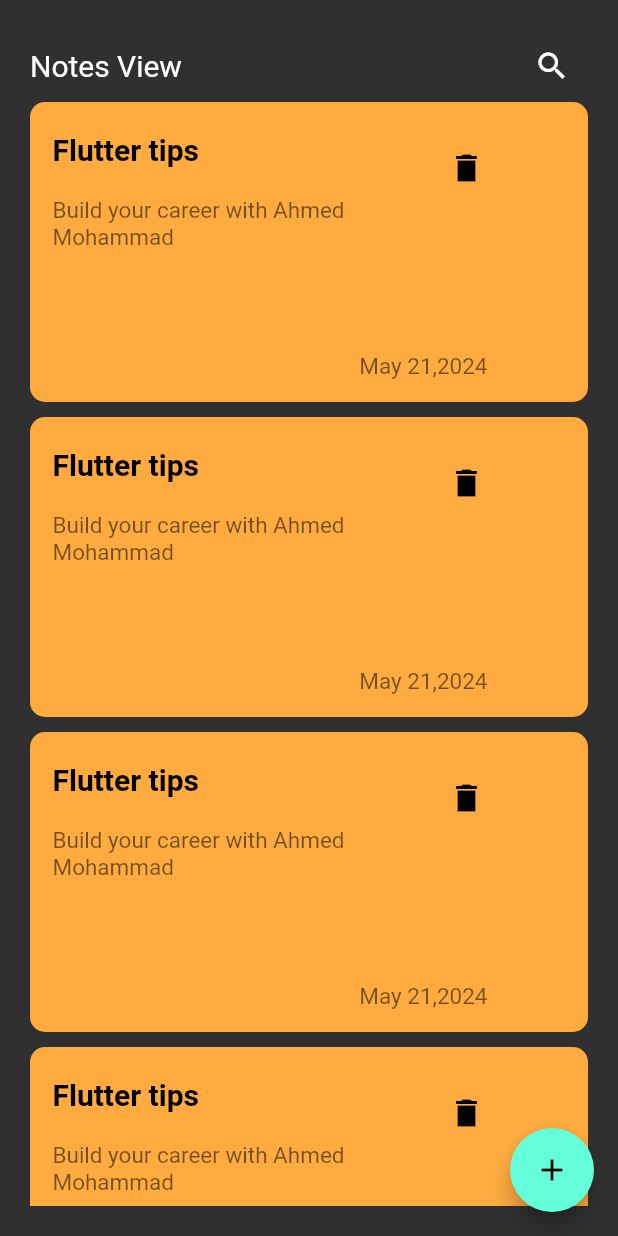
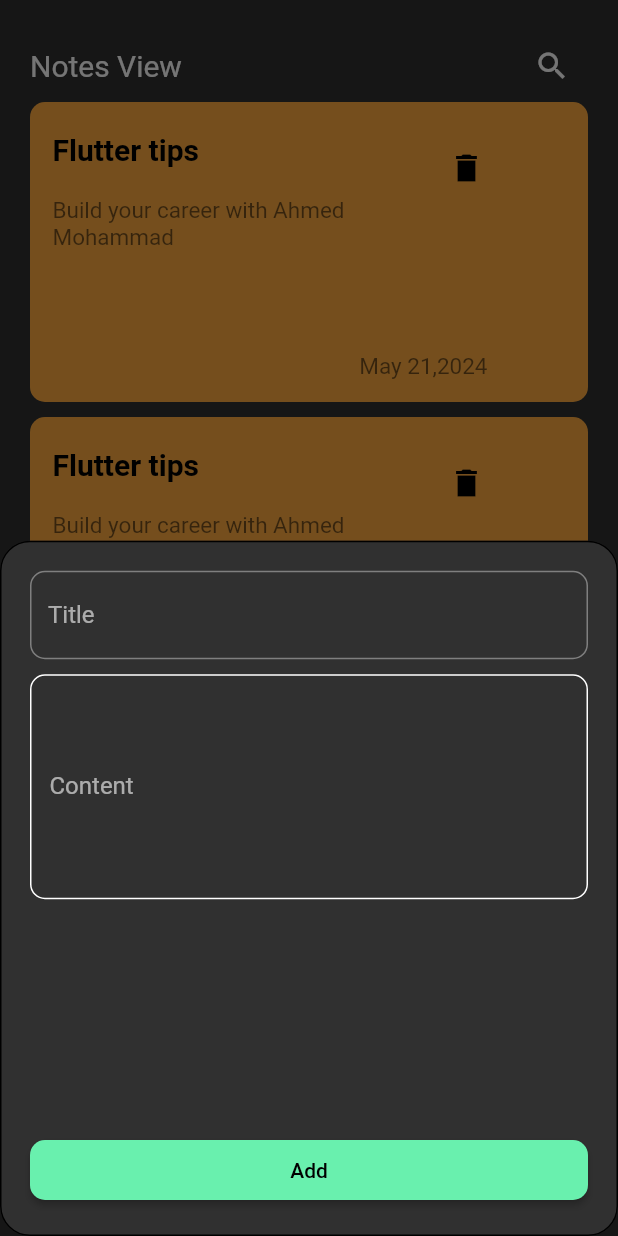
Before and after one commit to ahmedAbdulmoneim/notes, a Flutter app: the screen it shows after launch, after a tap on the "add" icon, on a phone screen of 412 x 824 dp. Run offline on Flutter 3.47's test engine with Material 2 defaults, Android fonts, the phone set to English and light mode, and no system bars.

```diff
--- a/lib/views/notesView.dart
+++ b/lib/views/notesView.dart
@@ -1,5 +1,6 @@
 import 'package:flutter/material.dart';
 import 'package:notes/widgets/Item_view.dart';
+import 'package:notes/widgets/addNote.dart';
 
 class NotesView extends StatelessWidget {
   const NotesView({Key? key}) : super(key: key);
@@ -9,9 +10,13 @@ class NotesView extends StatelessWidget {
     return SafeArea(
       child: Scaffold(
         floatingActionButton: FloatingActionButton(
-          onPressed: (){},
-          child: Icon(Icons.add),
-
+          onPressed: () {
+            showModalBottomSheet(
+                context: context,
+                shape: OutlineInputBorder(borderRadius: BorderRadius.circular(20)),
+                builder: (context) => const AddNote());
+          },
+          child: const Icon(Icons.add),
         ),
         body: Padding(
           padding: const EdgeInsets.all(20),
@@ -31,7 +36,6 @@ class NotesView extends StatelessWidget {
                 child: ListView.builder(
                   itemBuilder: (context, index) => ItemView(),
                   itemCount: 10,
-
                 ),
               ),
             ],
```
